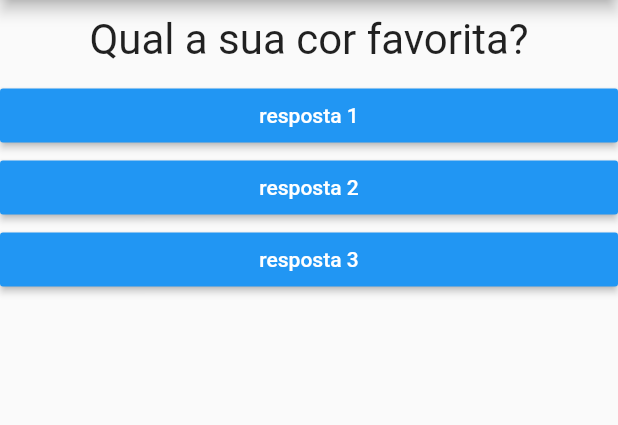
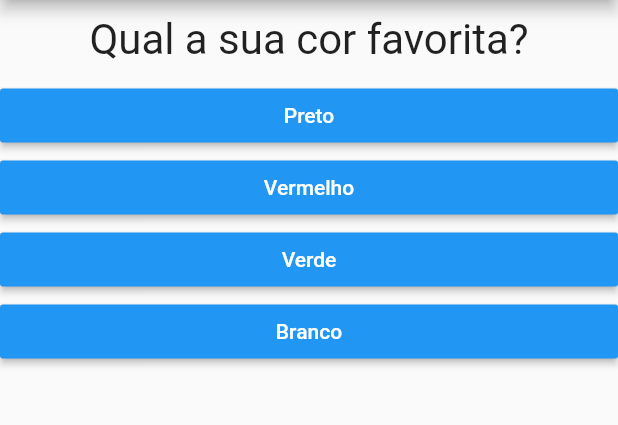
Before and after one commit to montonurb/apps-flutter-developments, a Flutter app: the screen it shows after launch, on a phone screen of 412 x 824 dp, the part 84-509 px from its top. Run offline on Flutter 3.47's test engine with Material 2 defaults, Android fonts, the light colour scheme and no system bars; our stand-ins replace shared_preferences.

Commit message:
separando funções por arquivos

```diff
--- a/cod3r/projeto_perguntas/lib/answer.dart
+++ b/cod3r/projeto_perguntas/lib/answer.dart
@@ -1,11 +1,11 @@
 import 'package:flutter/material.dart';
 
-class Answer extends StatelessWidget {
+class Resposta extends StatelessWidget {
 
   final String texto;
   final void Function() onSelected;
 
-  Answer(this.texto, this.onSelected);
+  Resposta(this.texto, this.onSelected);
 
   @override
   Widget build(BuildContext context) {
--- a/cod3r/projeto_perguntas/lib/main.dart
+++ b/cod3r/projeto_perguntas/lib/main.dart
@@ -1,22 +1,12 @@
 import 'package:flutter/material.dart';
-import './question.dart';
-import './answer.dart';
+import './result.dart';
+import './quiz.dart';
 
 main() => runApp(PerguntaApp());
 
 class _PerguntaAppState extends State<PerguntaApp> {
   var _perguntaSelecionada = 0;
-
-  void _responder(){
-    setState(() {
-      _perguntaSelecionada++;
-    });
-  }
-
-  @override
-  Widget build(BuildContext context) {
-
-    final List<Map<String, Object>> perguntas = [
+  final _perguntas = const [
       {
         'texto': 'Qual a sua cor favorita?',
         'respostas': ['Preto', 'Vermelho', 'Verde', 'Branco']
@@ -31,26 +21,38 @@ class _PerguntaAppState extends State<PerguntaApp> {
       }
     ];
 
+  void _responder(){
+    if (temPerguntaSelecionada){
+      setState(() {
+        _perguntaSelecionada++;
+      });
+    }
+  }
+
+  bool get temPerguntaSelecionada {
+    return _perguntaSelecionada < _perguntas.length;
+  }
+
+  @override
+  Widget build(BuildContext context) {
     return MaterialApp(
       home: Scaffold(
         appBar: AppBar(
           title: Text('Perguntas'),
         ),
-        body: Column(
-          children: <Widget>[
-            Question(perguntas[_perguntaSelecionada]['texto']),
-            Answer('resposta 1', _responder),
-            Answer('resposta 2', _responder),
-            Answer('resposta 3', _responder),
-          ],
-        ),
+        body: temPerguntaSelecionada
+          ? Quiz(
+            perguntas: _perguntas,
+            perguntaSelecionada: _perguntaSelecionada,
+            quandoResponder: _responder,
+          )
+          : Result(),
       ),
     );
   }
 }
 
 class PerguntaApp extends StatefulWidget {
-
   _PerguntaAppState createState() {
     return _PerguntaAppState();
   }
--- /dev/null
+++ b/cod3r/projeto_perguntas/lib/quiz.dart
@@ -0,0 +1,33 @@
+import 'package:flutter/material.dart';
+import './question.dart';
+import './answer.dart';
+
+class Quiz extends StatelessWidget {
+  final List<Map<String, Object>> perguntas;
+  final int perguntaSelecionada;
+  final void Function() quandoResponder;
+
+  Quiz({
+    @required this.perguntas,
+    @required this.perguntaSelecionada,
+    @required this.quandoResponder,
+  });
+
+  bool get temPerguntaSelecionada {
+    return perguntaSelecionada < perguntas.length;
+  }
+
+  @override
+  Widget build(BuildContext context) {
+    List<String> respostas = temPerguntaSelecionada
+    ? perguntas[perguntaSelecionada]['respostas']
+    : null;
+
+    return Column(
+      children: <Widget>[
+        Question(perguntas[perguntaSelecionada]['texto']),
+          ...respostas.map((t) => Resposta(t, quandoResponder)).toList(),
+      ],
+    );
+  }
+}
--- /dev/null
+++ b/cod3r/projeto_perguntas/lib/result.dart
@@ -0,0 +1,15 @@
+import 'package:flutter/material.dart';
+
+class Result extends StatelessWidget {
+  @override
+  Widget build(BuildContext context) {
+    return Center(
+      child: Text(
+        'Parabéns!',
+        style: TextStyle(
+          fontSize: 28,
+        ),
+      ),
+    );
+  }
+}
--- a/cod3r/projeto_perguntas/pubspec.yaml
+++ b/cod3r/projeto_perguntas/pubspec.yaml
@@ -14,7 +14,7 @@ description: A new Flutter project.
 version: 1.0.0+1
 
 environment:
-  sdk: ">=2.1.0 <3.0.0"
+  sdk: ">=2.3.0 <3.0.0"
 
 dependencies:
   flutter:
```
